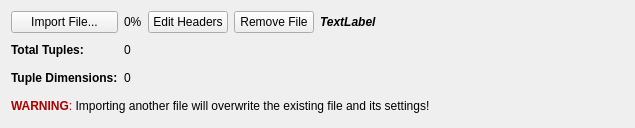
Above: Source/Plugins/IO/FilterParameterWidgets/UI_Files/ReadASCIIDataWidget.ui from BlueQuartzSoftware/DREAM3D before the change. Below: the same form after it.
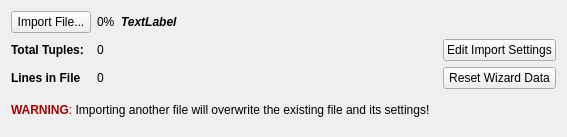
That is the form after the change.

Commit message:
Allow user to update the ASCI Import Wizard settings after they have exited the wizard dialog box. Lightly tested on macOS and seems to work.
updates #599. fixes #599

What changed in the file:
```diff
--- a/Source/Plugins/IO/FilterParameterWidgets/UI_Files/ReadASCIIDataWidget.ui
+++ b/Source/Plugins/IO/FilterParameterWidgets/UI_Files/ReadASCIIDataWidget.ui
@@ -6,14 +6,34 @@
    <rect>
     <x>0</x>
     <y>0</y>
-    <width>635</width>
-    <height>128</height>
+    <width>567</width>
+    <height>137</height>
    </rect>
   </property>
   <property name="windowTitle">
    <string>Form</string>
   </property>
   <layout class="QGridLayout" name="gridLayout">
+   <item row="3" column="2">
+    <widget class="QLabel" name="tupleDims">
+     <property name="sizePolicy">
+      <sizepolicy hsizetype="Maximum" vsizetype="Preferred">
+       <horstretch>0</horstretch>
+       <verstretch>0</verstretch>
+      </sizepolicy>
+     </property>
+     <property name="text">
+      <string>0</string>
+     </property>
+    </widget>
+   </item>
+   <item row="0" column="1">
+    <widget class="QPushButton" name="importFileBtn">
+     <property name="text">
+      <string>Import File...</string>
+     </property>
+    </widget>
+   </item>
    <item row="2" column="1">
     <widget class="QLabel" name="tupleCountLabel">
      <property name="text">
@@ -21,34 +41,33 @@
      </property>
     </widget>
    </item>
-   <item row="0" column="7" colspan="4">
-    <spacer name="horizontalSpacer">
-     <property name="orientation">
-      <enum>Qt::Horizontal</enum>
+   <item row="0" column="2">
+    <widget class="QLabel" name="loadingProgress">
+     <property name="sizePolicy">
+      <sizepolicy hsizetype="Maximum" vsizetype="Preferred">
+       <horstretch>0</horstretch>
+       <verstretch>0</verstretch>
+      </sizepolicy>
      </property>
-     <property name="sizeHint" stdset="0">
-      <size>
-       <width>466</width>
-       <height>20</height>
-      </size>
-     </property>
-    </spacer>
-   </item>
-   <item row="5" column="1" colspan="10">
-    <widget class="QLabel" name="warningLabel">
      <property name="text">
-      <string>&lt;html&gt;&lt;head/&gt;&lt;body&gt;&lt;p&gt;&lt;span style=&quot; font-size:9pt; font-weight:600; color:#aa0000;&quot;&gt;WARNING&lt;/span&gt;&lt;span style=&quot; font-size:9pt; color:#aa0000;&quot;&gt;: &lt;/span&gt;&lt;span style=&quot; font-size:9pt; color:#000000;&quot;&gt;Importing another file will overwrite the existing file and its settings!&lt;/span&gt;&lt;/p&gt;&lt;/body&gt;&lt;/html&gt;</string>
+      <string>0%</string>
      </property>
     </widget>
    </item>
-   <item row="4" column="1">
-    <widget class="QLabel" name="tupleDimsLabel">
+   <item row="2" column="2">
+    <widget class="QLabel" name="tupleCount">
+     <property name="sizePolicy">
+      <sizepolicy hsizetype="Maximum" vsizetype="Preferred">
+       <horstretch>0</horstretch>
+       <verstretch>0</verstretch>
+      </sizepolicy>
+     </property>
      <property name="text">
-      <string>&lt;html&gt;&lt;head/&gt;&lt;body&gt;&lt;p&gt;&lt;span style=&quot; font-weight:600;&quot;&gt;Tuple Dimensions:&lt;/span&gt;&lt;/p&gt;&lt;/body&gt;&lt;/html&gt;</string>
+      <string>0</string>
      </property>
     </widget>
    </item>
-   <item row="0" column="5">
+   <item row="0" column="3" colspan="2">
     <widget class="QLabel" name="fileImportedLabel">
      <property name="font">
       <font>
@@ -62,47 +81,46 @@
      </property>
     </widget>
    </item>
-   <item row="0" column="4">
-    <widget class="QPushButton" name="removeFileBtn">
+   <item row="3" column="1">
+    <widget class="QLabel" name="tupleDimsLabel">
      <property name="text">
-      <string>Remove File</string>
+      <string>&lt;html&gt;&lt;head/&gt;&lt;body&gt;&lt;p&gt;&lt;span style=&quot; font-weight:600;&quot;&gt;Lines in File&lt;/span&gt;&lt;/p&gt;&lt;/body&gt;&lt;/html&gt;</string>
      </property>
     </widget>
    </item>
-   <item row="0" column="3">
-    <widget class="QPushButton" name="editHeadersBtn">
+   <item row="4" column="1" colspan="3">
+    <widget class="QLabel" name="warningLabel">
      <property name="text">
-      <string>Edit Headers</string>
+      <string>&lt;html&gt;&lt;head/&gt;&lt;body&gt;&lt;p&gt;&lt;span style=&quot; font-size:9pt; font-weight:600; color:#aa0000;&quot;&gt;WARNING&lt;/span&gt;&lt;span style=&quot; font-size:9pt; color:#aa0000;&quot;&gt;: &lt;/span&gt;&lt;span style=&quot; font-size:9pt; color:#000000;&quot;&gt;Importing another file will overwrite the existing file and its settings!&lt;/span&gt;&lt;/p&gt;&lt;/body&gt;&lt;/html&gt;</string>
      </property>
     </widget>
    </item>
-   <item row="0" column="1">
-    <widget class="QPushButton" name="importFileBtn">
+   <item row="2" column="4">
+    <widget class="QPushButton" name="editImportSettings">
      <property name="text">
-      <string>Import File...</string>
+      <string>Edit Import Settings</string>
      </property>
     </widget>
    </item>
-   <item row="0" column="2">
-    <widget class="QLabel" name="loadingProgress">
+   <item row="3" column="4">
+    <widget class="QPushButton" name="resetWizardBtn">
      <property name="text">
-      <string>0%</string>
+      <string>Reset Wizard Data</string>
      </property>
     </widget>
    </item>
-   <item row="2" column="2">
-    <widget class="QLabel" name="tupleCount">
-     <property name="text">
-      <string>0</string>
+   <item row="2" column="3" rowspan="2">
+    <spacer name="horizontalSpacer">
+     <property name="orientation">
+      <enum>Qt::Horizontal</enum>
      </property>
-    </widget>
-   </item>
-   <item row="4" column="2">
-    <widget class="QLabel" name="tupleDims">
-     <property name="text">
-      <string>0</string>
+     <property name="sizeHint" stdset="0">
+      <size>
+       <width>40</width>
+       <height>20</height>
+      </size>
      </property>
-    </widget>
+    </spacer>
    </item>
   </layout>
  </widget>
```
The commit also changes 13 other files.
